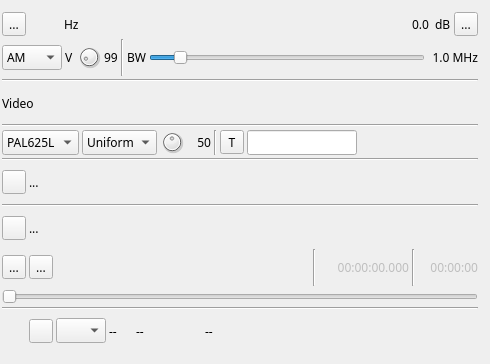
First picture: the form in plugins/channeltx/modatv/atvmodgui.ui, repository f4exb/sdrangel, before the edit.
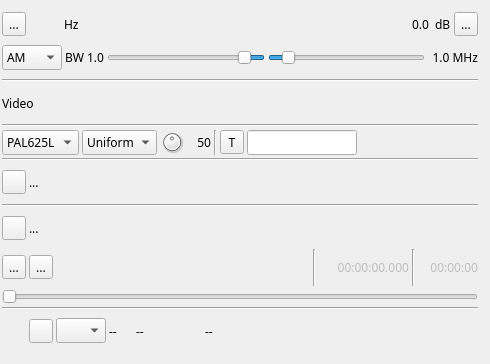
Second picture: the form after the edit. Icons and pictures are not drawn. Custom widgets are drawn as their Qt base class.

Commit message: ATV Modulator: UI: reverse opposite sideband slider

What changed in the file:
```diff
--- a/plugins/channeltx/modatv/atvmodgui.ui
+++ b/plugins/channeltx/modatv/atvmodgui.ui
@@ -234,22 +234,32 @@
        </widget>
       </item>
       <item>
-       <widget class="QLabel" name="vestiigialLabel">
+       <widget class="QLabel" name="rfBWLabel">
         <property name="text">
-         <string>V</string>
+         <string>BW</string>
         </property>
        </widget>
       </item>
       <item>
-       <widget class="QDial" name="vestigial">
-        <property name="maximumSize">
-         <size>
-          <width>24</width>
-          <height>24</height>
-         </size>
+       <widget class="QLabel" name="rfOppBWText">
+        <property name="text">
+         <string>1.0</string>
         </property>
+       </widget>
+      </item>
+      <item>
+       <widget class="QSlider" name="rfOppBW">
         <property name="toolTip">
-         <string>Vestigial sideband percentage</string>
+         <string>Opposite sideband (RF) bandwidth for vestigial SSB</string>
+        </property>
+        <property name="layoutDirection">
+         <enum>Qt::RightToLeft</enum>
+        </property>
+        <property name="minimum">
+         <number>1</number>
+        </property>
+        <property name="maximum">
+         <number>100</number>
         </property>
         <property name="pageStep">
          <number>1</number>
@@ -257,26 +267,8 @@
         <property name="value">
          <number>10</number>
         </property>
-       </widget>
-      </item>
-      <item>
-       <widget class="QLabel" name="vestigialText">
-        <property name="text">
-         <string>99</string>
-        </property>
-       </widget>
-      </item>
-      <item>
-       <widget class="Line" name="line_7">
         <property name="orientation">
-         <enum>Qt::Vertical</enum>
-        </property>
-       </widget>
-      </item>
-      <item>
-       <widget class="QLabel" name="rfBWLabel">
-        <property name="text">
-         <string>BW</string>
+         <enum>Qt::Horizontal</enum>
         </property>
        </widget>
       </item>
```
The commit also changes 2 other files.
